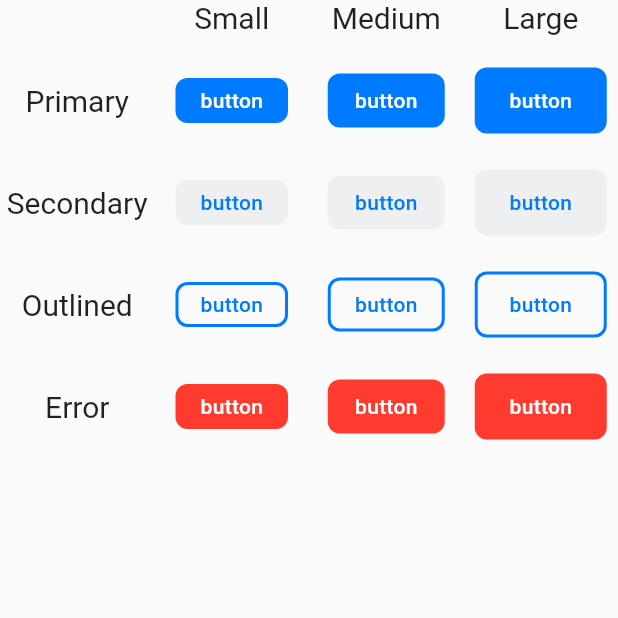
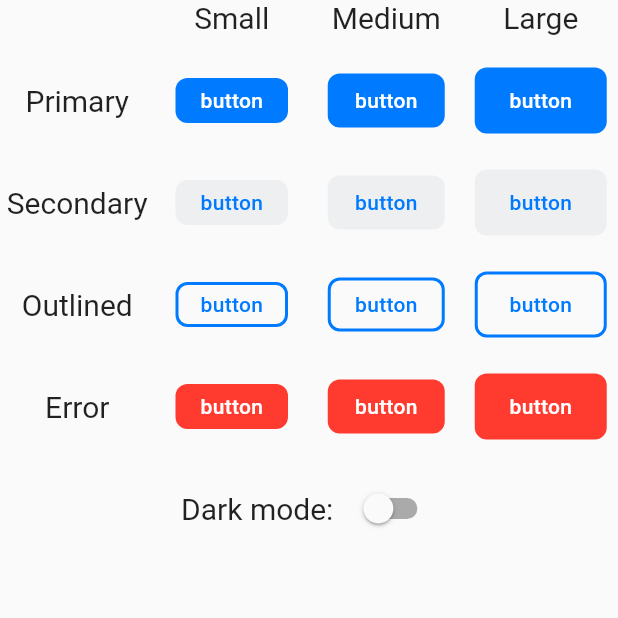
Before and after one commit to san-smith/design_system_template, a Flutter app: the screen it shows after launch, on a phone screen of 412 x 824 dp, the top half of it. Run offline on Flutter 3.47's test engine with Material 2 defaults, Android fonts, the phone set to English and light mode, and no system bars.

Commit message:
Fix theme mode switching

```diff
--- a/lib/main.dart
+++ b/lib/main.dart
@@ -2,21 +2,29 @@ import 'package:design_system_template/presentation/ui/themes/dark_theme.dart';
 import 'package:flutter/material.dart';
 
 import 'presentation/home/home_screen.dart';
+import 'presentation/ui/themes/button_type.dart';
 import 'presentation/ui/themes/light_theme.dart';
 
 void main() {
   runApp(Application());
 }
 
+final ValueNotifier<ThemeMode> themeModeNotifier = ValueNotifier(ThemeMode.light);
+
+ButtonPropType<ButtonStyle> get buttonStyleType => themeModeNotifier.value == ThemeMode.dark ? darkButtonStyleType : lightButtonStyleType;
+
 class Application extends StatelessWidget {
   @override
   Widget build(BuildContext context) {
-    return MaterialApp(
-      title: 'Flutter Design System Demo',
-      theme: lightTheme,
-      darkTheme: darkTheme,
-      themeMode: ThemeMode.light,
-      home: HomeScreen(),
+    return ValueListenableBuilder<ThemeMode>(
+      valueListenable: themeModeNotifier,
+      builder: (_, mode, __) => MaterialApp(
+        title: 'Flutter Design System Demo',
+        theme: lightTheme,
+        darkTheme: darkTheme,
+        themeMode: mode,
+        home: HomeScreen(),
+      ),
     );
   }
 }
--- a/lib/presentation/home/home_screen.dart
+++ b/lib/presentation/home/home_screen.dart
@@ -1,3 +1,4 @@
+import 'package:design_system_template/main.dart';
 import 'package:design_system_template/presentation/home/label.dart';
 import 'package:design_system_template/presentation/ui/buttons/base_button.dart';
 import 'package:flutter/material.dart';
@@ -32,6 +33,24 @@ class _HomeScreenState extends State<HomeScreen> {
         _buildRow(_buildOutlinedRow()),
         SizedBox(height: 20),
         _buildRow(_buildErrorRow()),
+        SizedBox(height: 20),
+        _buildSwitcher(),
+      ],
+    );
+  }
+
+  Widget _buildSwitcher() {
+    return Row(
+      mainAxisAlignment: MainAxisAlignment.center,
+      children: [
+        Label('Dark mode:'),
+        SizedBox(width: 10),
+        Switch(
+          value: themeModeNotifier.value == ThemeMode.dark,
+          onChanged: (value) {
+            themeModeNotifier.value = value ? ThemeMode.dark : ThemeMode.light;
+          },
+        ),
       ],
     );
   }
--- a/lib/presentation/ui/buttons/base_button.dart
+++ b/lib/presentation/ui/buttons/base_button.dart
@@ -1,4 +1,4 @@
-import 'package:design_system_template/presentation/ui/themes/theme.dart';
+import 'package:design_system_template/main.dart';
 import 'package:flutter/material.dart';
 
 enum ButtonType { primary, secondary, outlined, error }
@@ -22,22 +22,22 @@ class BaseButton extends StatelessWidget {
   @override
   Widget build(BuildContext context) {
     return TextButton(
-      style: _getStyleByScale(_getStyleByType(context)),
+      style: _getStyleByScale(_getStyleByType()),
       onPressed: onPressed,
       child: child,
     );
   }
 
-  ButtonStyle _getStyleByType(BuildContext context) {
+  ButtonStyle _getStyleByType() {
     switch (type) {
       case ButtonType.primary:
-        return getButtonStyleType(context).primary;
+        return buttonStyleType.primary;
       case ButtonType.secondary:
-        return getButtonStyleType(context).secondary;
+        return buttonStyleType.secondary;
       case ButtonType.outlined:
-        return getButtonStyleType(context).outlined;
+        return buttonStyleType.outlined;
       case ButtonType.error:
-        return getButtonStyleType(context).error;
+        return buttonStyleType.error;
     }
   }
 
--- a/lib/presentation/ui/themes/dark_theme.dart
+++ b/lib/presentation/ui/themes/dark_theme.dart
@@ -7,9 +7,9 @@ final darkTheme = ThemeData.dark().copyWith(
   textButtonTheme: TextButtonThemeData(style: baseButtonTheme),
 );
 
-const _primaryColor = Color(0xFF0A84FF);
-const _errorColor = Color(0xFFFF453A);
-const _secondaryColor = Color.fromRGBO(0, 28, 61, 0.05);
+const _primaryColor = Color(0xFF64D2FF);
+const _errorColor = Color(0xFFFF375F);
+const _secondaryColor = Color.fromRGBO(120, 120, 128, 0.32);
 const _whiteColor = Colors.white;
 
 final darkButtonStyleType = ButtonPropType(
--- a/lib/presentation/ui/themes/theme.dart
+++ b/lib/presentation/ui/themes/theme.dart
@@ -1,8 +1,4 @@
-import 'package:design_system_template/presentation/ui/themes/dark_theme.dart';
-import 'package:design_system_template/presentation/ui/themes/light_theme.dart';
 import 'package:flutter/material.dart';
-
-import 'button_type.dart';
 
 final baseButtonTheme = TextButton.styleFrom(
   minimumSize: const Size(92, 48),
@@ -14,7 +10,3 @@ final baseButtonTheme = TextButton.styleFrom(
     letterSpacing: 0.2,
   ),
 );
-
-ButtonPropType<ButtonStyle> getButtonStyleType(BuildContext context) {
-  return MediaQuery.of(context).platformBrightness == Brightness.dark ? darkButtonStyleType : lightButtonStyleType;
-}
```
